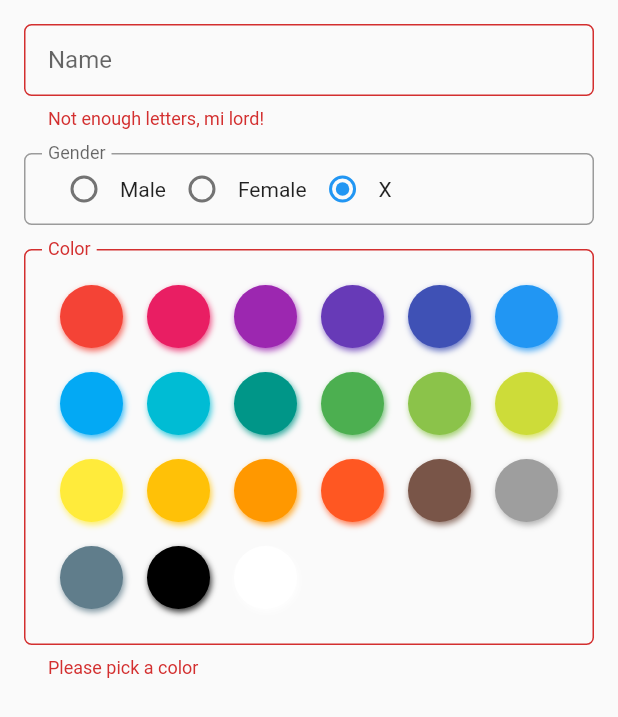
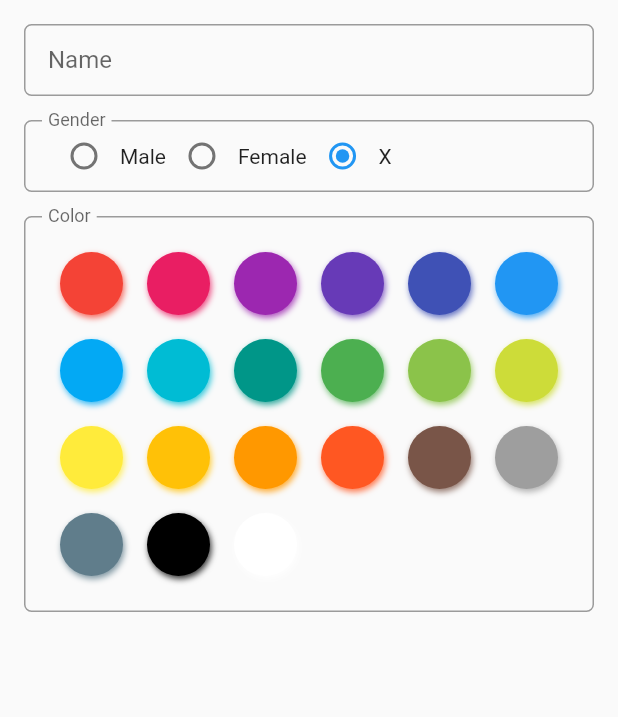
Before and after one commit to wietsebuseyne/CatanMaster, a Flutter app: the AddEditPlayerPage widget shown alone on an empty page, opened directly with empty values, on a phone screen of 412 x 824 dp. Shown: the top 717 px of the screen. Run offline on Flutter 3.47's test engine with Material 2 defaults, Android fonts, the phone set to English and light mode, and no system bars; our stand-ins replace bloc, dartz, equatable, flutter_bloc, flutter_form_builder, fluttertoast and 3 more; missing offline and left inert: polygon_clipper; accounts and stored records are empty; generated files the repository leaves out were written again.

Commit message:
Player form cleanup

```diff
--- a/lib/presentation/players/pages/add_edit_player_page.dart
+++ b/lib/presentation/players/pages/add_edit_player_page.dart
@@ -8,11 +8,10 @@ import 'package:flutter/widgets.dart';
 
 class AddEditPlayerPage extends StatelessWidget {
 
-  final Player player;
   final GlobalKey<FormState> _formKey;
-  final AddEditPlayerFormData formData;
+  final PlayerFormData formData;
 
-  AddEditPlayerPage(this._formKey, {@required this.formData, this.player});
+  AddEditPlayerPage(this._formKey, {@required this.formData});
 
   @override
   Widget build(BuildContext context) {
@@ -21,11 +20,11 @@ class AddEditPlayerPage extends StatelessWidget {
         padding: const EdgeInsets.all(16.0),
         child: Form(
           key: _formKey,
-          autovalidateMode: AutovalidateMode.always,
+          autovalidateMode: AutovalidateMode.onUserInteraction,
           child: Column(
             children: [
               TextFormField(
-                initialValue: player?.name,
+                initialValue: formData?.name,
                 decoration: InputDecoration(
                     labelText: "Name",
                     contentPadding: EdgeInsets.symmetric(horizontal: 16.0),
@@ -34,12 +33,11 @@ class AddEditPlayerPage extends StatelessWidget {
                     )
                 ),
                 onSaved: (newValue) => formData.name = newValue,
-                autovalidateMode: AutovalidateMode.onUserInteraction,
                 validator: (value) => (value?.length ?? 0) < 2 ? "Not enough letters, mi lord!" : null,
               ),
               SizedBox(height: 16.0,),
               FormField<Gender>(
-                initialValue: player?.gender ?? Gender.x,
+                initialValue: formData?.gender ?? Gender.x,
                 builder: (state) {
                   return CatanDecorator(
                     label: "Gender",
@@ -62,7 +60,7 @@ class AddEditPlayerPage extends StatelessWidget {
               ),
               SizedBox(height: 16.0,),
               FormField<Color>(
-                initialValue: player?.color,
+                initialValue: formData?.color,
                 builder: (state) {
                   return CatanDecorator(
                     label: "Color",
@@ -85,5 +83,12 @@ class AddEditPlayerPage extends StatelessWidget {
       ),
     );
   }
+}
+
+class PlayerFormData {
+
+  String name;
+  Gender gender;
+  Color color;
 
 }
```
Also changed, not shown: lib/presentation/players/screens/add_edit_player_screen.dart (+7 -12 lines).
